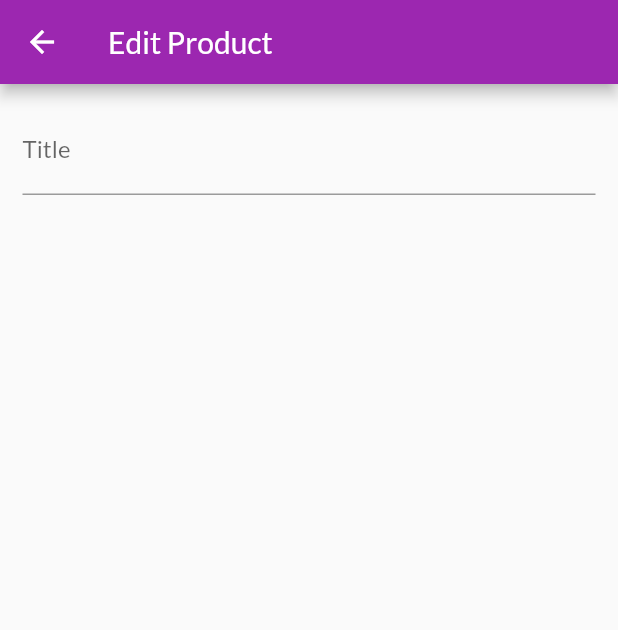
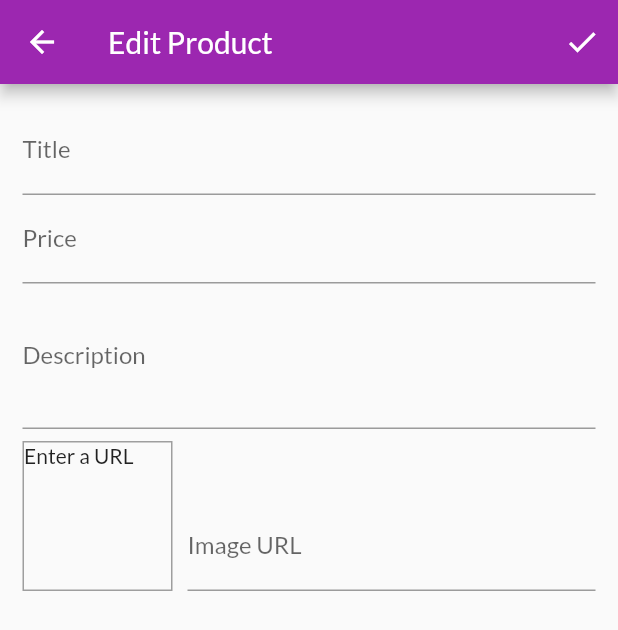
Before and after one commit to surajrocks1997/BuyEZ, a Flutter app: the EditProductScreen screen opened by its route, on a phone screen of 412 x 824 dp. Shown: the top 630 px of the screen. Run offline on Flutter 3.47's test engine with Material 2 defaults, Android fonts, the phone set to English and light mode, and no system bars; network calls fail.

Commit message:
edit product screen form completed and working

```diff
--- a/lib/screens/edit_product_screen.dart
+++ b/lib/screens/edit_product_screen.dart
@@ -1,7 +1,9 @@
 import 'package:flutter/material.dart';
+import 'package:flutter/services.dart';
+
+import '../providers/product.dart';
 
 class EditProductScreen extends StatefulWidget {
-
   static const routeName = '/edit-product';
 
   @override
@@ -9,16 +11,66 @@ class EditProductScreen extends StatefulWidget {
 }
 
 class _EditProductScreenState extends State<EditProductScreen> {
+  final _priceFocusNode = FocusNode();
+  final _descFocusNode = FocusNode();
+  final _imageUrlController = TextEditingController();
+  final _imageUrlFocusNode = FocusNode();
+  final _form = GlobalKey<FormState>();
+
+  var _editedProduct = Product(
+    id: null,
+    title: '',
+    description: '',
+    price: 0,
+    imageUrl: '',
+  );
+
+  @override
+  void initState() {
+    _imageUrlFocusNode.addListener(_updateImageUrl);
+    super.initState();
+  }
+
+  @override
+  void dispose() {
+    _imageUrlFocusNode.removeListener(_updateImageUrl);
+    _priceFocusNode.dispose();
+    _descFocusNode.dispose();
+    _imageUrlController.dispose();
+    _imageUrlFocusNode.dispose();
+    super.dispose();
+  }
+
+  void _updateImageUrl() {
+    if (!_imageUrlFocusNode.hasFocus) {
+      setState(() {});
+    }
+  }
+
+  void _saveForm() {
+    _form.currentState.save();
+    print(_editedProduct.title);
+    print(_editedProduct.description);
+    print(_editedProduct.price);
+    print(_editedProduct.imageUrl);
+  }
 
   @override
   Widget build(BuildContext context) {
     return Scaffold(
       appBar: AppBar(
         title: Text('Edit Product'),
+        actions: <Widget>[
+          IconButton(
+            icon: Icon(Icons.done),
+            onPressed: _saveForm,
+          ),
+        ],
       ),
       body: Padding(
         padding: EdgeInsets.all(15),
         child: Form(
+          key: _form,
           child: ListView(
             children: <Widget>[
               TextFormField(
@@ -26,6 +78,99 @@ class _EditProductScreenState extends State<EditProductScreen> {
                   labelText: 'Title',
                 ),
                 textInputAction: TextInputAction.next,
+                onFieldSubmitted: (value) {
+                  FocusScope.of(context).requestFocus(_priceFocusNode);
+                },
+                onSaved: (value) => {
+                  _editedProduct = Product(
+                    id: null,
+                    title: value,
+                    description: _editedProduct.description,
+                    price: _editedProduct.price,
+                    imageUrl: _editedProduct.imageUrl,
+                  ),
+                },
+              ),
+              TextFormField(
+                decoration: InputDecoration(
+                  labelText: 'Price',
+                ),
+                textInputAction: TextInputAction.next,
+                keyboardType: TextInputType.number,
+                focusNode: _priceFocusNode,
+                onFieldSubmitted: (value) {
+                  FocusScope.of(context).requestFocus(_descFocusNode);
+                },
+                onSaved: (value) => {
+                  _editedProduct = Product(
+                    id: null,
+                    title: _editedProduct.title,
+                    description: _editedProduct.description,
+                    price: double.parse(value),
+                    imageUrl: _editedProduct.imageUrl,
+                  ),
+                },
+              ),
+              TextFormField(
+                decoration: InputDecoration(
+                  labelText: 'Description',
+                ),
+                maxLines: 3,
+                keyboardType: TextInputType.multiline,
+                focusNode: _descFocusNode,
+                onSaved: (value) => {
+                  _editedProduct = Product(
+                    id: null,
+                    title: _editedProduct.title,
+                    description: value,
+                    price: _editedProduct.price,
+                    imageUrl: _editedProduct.imageUrl,
+                  ),
+                },
+              ),
+              Row(
+                crossAxisAlignment: CrossAxisAlignment.end,
+                children: <Widget>[
+                  Container(
+                    width: 100,
+                    height: 100,
+                    margin: EdgeInsets.only(
+                      top: 8,
+                      right: 10,
+                    ),
+                    decoration: BoxDecoration(
+                      border: Border.all(
+                        width: 1,
+                        color: Colors.grey,
+                      ),
+                    ),
+                    child: _imageUrlController.text.isEmpty
+                        ? Text('Enter a URL')
+                        : FittedBox(
+                            child: Image.network(_imageUrlController.text),
+                            fit: BoxFit.cover,
+                          ),
+                  ),
+                  Expanded(
+                    child: TextFormField(
+                      decoration: InputDecoration(labelText: 'Image URL'),
+                      keyboardType: TextInputType.url,
+                      textInputAction: TextInputAction.done,
+                      controller: _imageUrlController,
+                      focusNode: _imageUrlFocusNode,
+                      onFieldSubmitted: (value) => _saveForm(),
+                      onSaved: (value) => {
+                        _editedProduct = Product(
+                          id: null,
+                          title: _editedProduct.title,
+                          description: _editedProduct.description,
+                          price: _editedProduct.price,
+                          imageUrl: value,
+                        ),
+                      },
+                    ),
+                  ),
+                ],
               )
             ],
           ),
```
